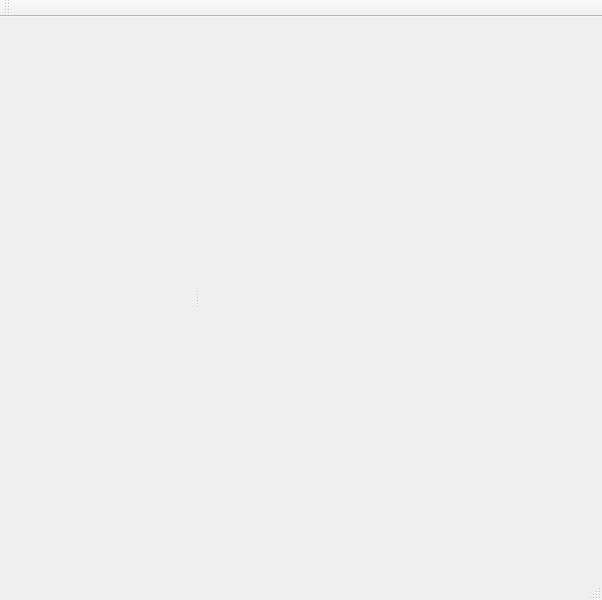
Qt form ItemAssistant/branches/aoia2/ItemAssistant/itemassistant.ui (anarchydevs/aoia) before a commit.
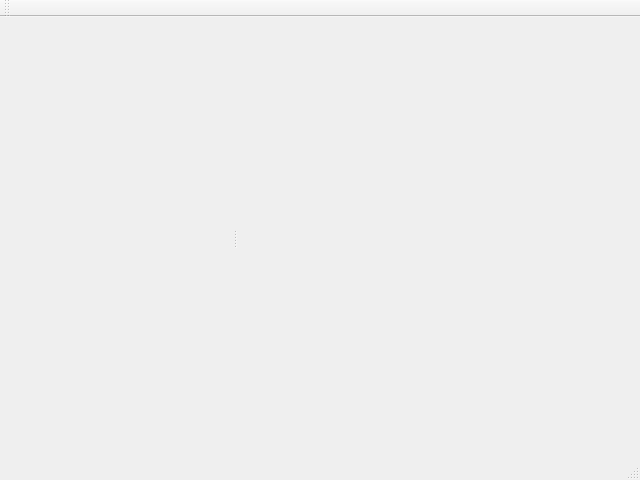
The same form after that commit.

What changed in the file:
```diff
--- a/ItemAssistant/branches/aoia2/ItemAssistant/itemassistant.ui
+++ b/ItemAssistant/branches/aoia2/ItemAssistant/itemassistant.ui
@@ -6,8 +6,8 @@
    <rect>
     <x>0</x>
     <y>0</y>
-    <width>602</width>
-    <height>600</height>
+    <width>640</width>
+    <height>480</height>
    </rect>
   </property>
   <property name="windowTitle">
```
Left out of the diff: 2 changed lines with no effect on the pictures.
